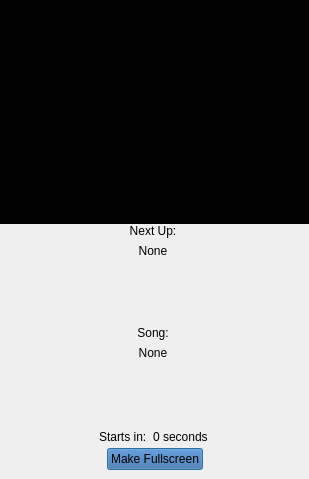
Above: OpenKJ/dlgcdg.ui from OpenKJ/OpenKJ before the change. Below: the same form after it.
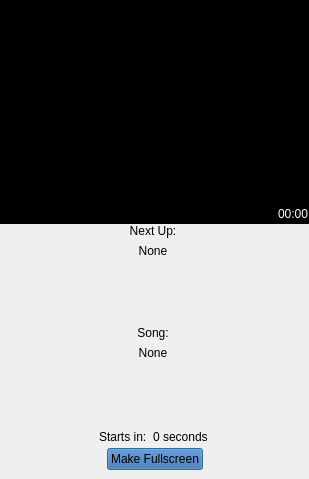
That is the form after the change. Custom widgets are drawn as their Qt base class.

Diff of the .ui file:
```diff
--- a/OpenKJ/dlgcdg.ui
+++ b/OpenKJ/dlgcdg.ui
@@ -471,6 +471,49 @@
       <property name="bottomMargin">
        <number>0</number>
       </property>
+      <item>
+       <spacer name="verticalSpacer_3">
+        <property name="orientation">
+         <enum>Qt::Vertical</enum>
+        </property>
+        <property name="sizeHint" stdset="0">
+         <size>
+          <width>20</width>
+          <height>40</height>
+         </size>
+        </property>
+       </spacer>
+      </item>
+      <item>
+       <layout class="QHBoxLayout" name="horizontalLayout_3">
+        <property name="topMargin">
+         <number>10</number>
+        </property>
+        <item>
+         <spacer name="horizontalSpacer_5">
+          <property name="orientation">
+           <enum>Qt::Horizontal</enum>
+          </property>
+          <property name="sizeHint" stdset="0">
+           <size>
+            <width>40</width>
+            <height>20</height>
+           </size>
+          </property>
+         </spacer>
+        </item>
+        <item>
+         <widget class="QLabel" name="lblRemain">
+          <property name="autoFillBackground">
+           <bool>true</bool>
+          </property>
+          <property name="text">
+           <string>00:00</string>
+          </property>
+         </widget>
+        </item>
+       </layout>
+      </item>
      </layout>
     </widget>
    </item>
```
